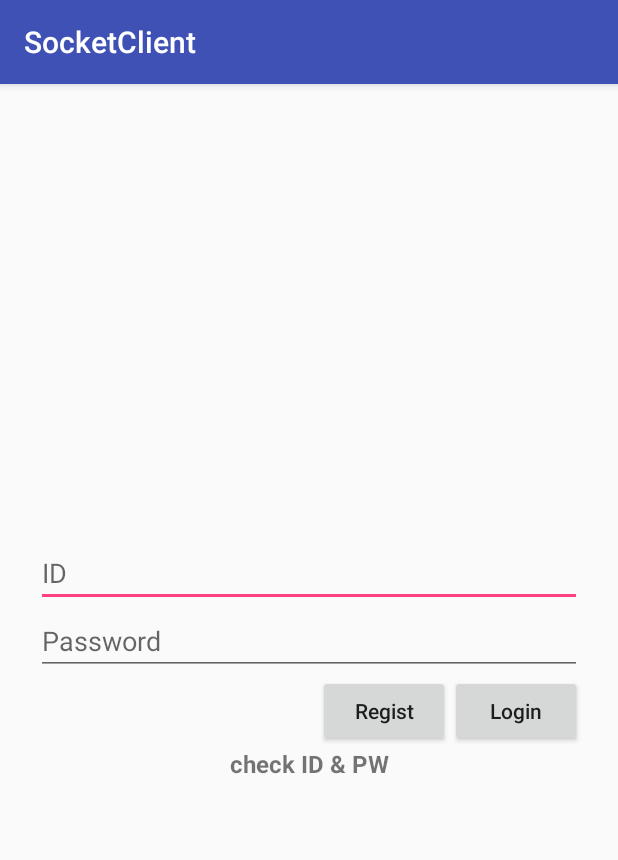
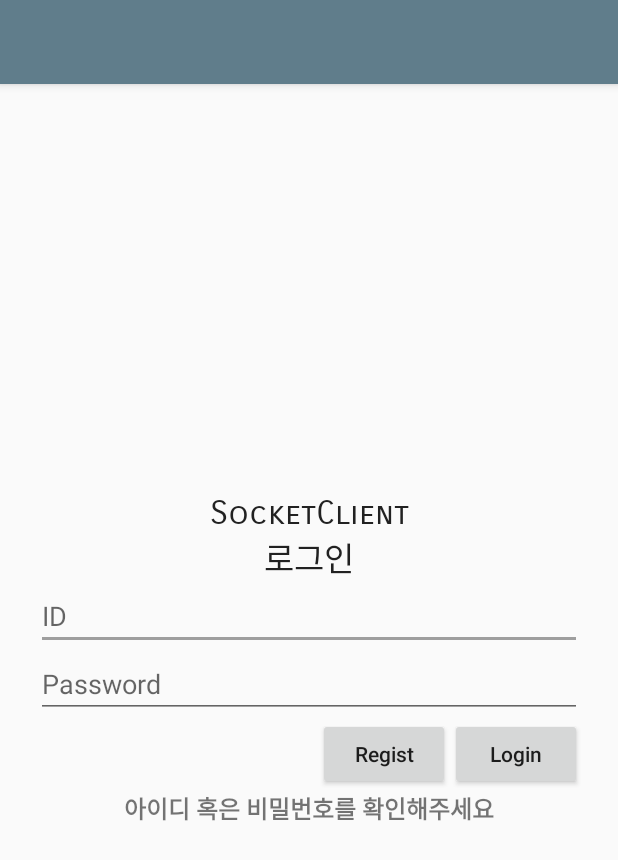
Before and after one commit to secret-lain/NodeJS_AndroidTest, an Android app: the screen it shows after launch (LoginActivity), after a tap on "Login", on a phone screen of 412 x 824 dp. Shown: the top 860 px of the screen. Run offline under Robolectric (Android 15) with nearby library versions, the phone set to English and light mode, and no system bars; our stand-ins replace ButterKnife; libraries missing offline, so code that uses them is left out: com.loopj.android, cz.msebera.android; 2 statements that could not run were skipped; 2 other taps on this screen came first.

```diff
--- a/app/src/main/AndroidManifest.xml
+++ b/app/src/main/AndroidManifest.xml
@@ -11,7 +11,8 @@
         android:roundIcon="@mipmap/ic_launcher_round"
         android:supportsRtl="true"
         android:theme="@style/AppTheme">
-        <activity android:name=".activities.login.LoginActivity">
+        <activity android:name=".activities.login.LoginActivity"
+            android:label=" ">
             <intent-filter>
                 <action android:name="android.intent.action.MAIN" />
 
--- a/app/src/main/java/com/socketclient/activities/login/LoginActivity.java
+++ b/app/src/main/java/com/socketclient/activities/login/LoginActivity.java
@@ -1,5 +1,6 @@
 package com.socketclient.activities.login;
 
+import android.annotation.SuppressLint;
 import android.content.Context;
 import android.os.Bundle;
 import android.support.v7.app.AppCompatActivity;
@@ -15,6 +16,8 @@ import butterknife.ButterKnife;
 import butterknife.OnClick;
 
 public class LoginActivity extends AppCompatActivity implements View.OnClickListener, LoginContract.View{
+    @BindView(R.id.title_edittext)
+    TextView titleEditText;
     @BindView(R.id.result_text_view)
     TextView mResultTextView;
     @BindView(R.id.id_edittext)
@@ -33,6 +36,7 @@ public class LoginActivity extends AppCompatActivity implements View.OnClickList
     boolean isLoginMode;
     LoginContract.Presenter mPresenter;
 
+    @SuppressLint("SetTextI18n")
     @Override
     protected void onCreate(Bundle savedInstanceState) {
         super.onCreate(savedInstanceState);
@@ -41,6 +45,7 @@ public class LoginActivity extends AppCompatActivity implements View.OnClickList
         mPresenter = new LoginPresenter();
         mPresenter.setView(this);
         isLoginMode = true;
+        titleEditText.setText(getString(R.string.app_name) + "\n로그인");
     }
 
     @Override
@@ -66,6 +71,7 @@ public class LoginActivity extends AppCompatActivity implements View.OnClickList
         }
     }
 
+    @SuppressLint("SetTextI18n")
     @Override
     public void toggleMode() {
         clearText();
@@ -77,7 +83,7 @@ public class LoginActivity extends AppCompatActivity implements View.OnClickList
 
             mLoginButtonContainer.setVisibility(View.GONE);
             mRegistButtonContainer.setVisibility(View.VISIBLE);
-
+            titleEditText.setText(getString(R.string.app_name) + "\n회원가입");
         } else{
             //로그인모드로 변경
             mConfirmPwEditText.setVisibility((View.GONE));
@@ -85,18 +91,19 @@ public class LoginActivity extends AppCompatActivity implements View.OnClickList
 
             mLoginButtonContainer.setVisibility(View.VISIBLE);
             mRegistButtonContainer.setVisibility(View.GONE);
+            titleEditText.setText(getString(R.string.app_name) + "\n로그인");
         }
         isLoginMode = !isLoginMode;
     }
 
     @Override
     public void showLoading() {
-
+        setResult("처리중...");
     }
 
     @Override
     public void hideLoading() {
-
+        //setResult("");
     }
 
     @Override
--- a/app/src/main/java/com/socketclient/activities/login/LoginPresenter.java
+++ b/app/src/main/java/com/socketclient/activities/login/LoginPresenter.java
@@ -1,9 +1,9 @@
 package com.socketclient.activities.login;
 
-import com.loopj.android.http.AsyncHttpClient;
 import com.loopj.android.http.JsonHttpResponseHandler;
 import com.loopj.android.http.RequestParams;
-import com.socketclient.R;
+import com.socketclient.util.ServerConnector;
+import com.socketclient.util.TokenManager;
 import com.socketclient.util.Validator;
 
 import org.json.JSONException;
@@ -16,38 +16,8 @@ import cz.msebera.android.httpclient.Header;
  */
 
 public class LoginPresenter implements LoginContract.Presenter {
-    AsyncHttpClient mHttpClient = new AsyncHttpClient();
+    ServerConnector connector = ServerConnector.getInstance();
     LoginContract.View mView;
-    /*try {
-            final Socket socket = IO.socket("http://116.47.109.213:8000/");
-            socket.on(Socket.EVENT_CONNECT, new Emitter.Listener() {
-                @Override
-                public void call(Object... args) {
-                    Log.d("Client", "Connected");
-                    socket.emit("clientMessage", "{clientMessage:\"hi Server\"");
-                    //socket.disconnect();
-                }
-            }).on(Socket.EVENT_DISCONNECT, new Emitter.Listener() {
-                @Override
-                public void call(Object... args) {
-                    Log.d("Client", "disconnected");
-                }
-            }).on("serverMessage", new Emitter.Listener(){
-                @Override
-                public void call(Object... args) {
-                    JSONObject result = (JSONObject) args[0];
-                    try {
-                        String msg = (String) result.get("message");
-                        text.setText(msg);
-                    } catch (JSONException e) {
-                        e.printStackTrace();
-                    }
-                }
-            });
-            socket.connect();
-        } catch (URISyntaxException e) {
-            e.printStackTrace();
-        }*/
 
     @Override
     public void login(String id, String password) {
@@ -57,7 +27,7 @@ public class LoginPresenter implements LoginContract.Presenter {
             RequestParams params = new RequestParams();
             params.add("id", id);
             params.add("pw", password);
-            mHttpClient.post(mView.getContext().getString(R.string.server_address, "/users/login"), params, new JsonHttpResponseHandler(){
+            connector.get("/users/login", params, new JsonHttpResponseHandler(){
                 @Override
                 public void onSuccess(int statusCode, Header[] headers, JSONObject response) {
                     mView.hideLoading();
@@ -71,9 +41,12 @@ public class LoginPresenter implements LoginContract.Presenter {
                         } else{
                             //에러가 아닌 경우,
                             if(response.getBoolean("result")){
-                                mView.setResult("Login Successed");
+                                mView.setResult("로그인 성공");
+                                TokenManager.getInstance().setToken(response.getString("token"));
+
                             } else{
-                                mView.setResult("Login Failed\nPlease Check ID,PW");
+                                //접속은 시도했으나 실패
+                                mView.setResult("로그인 실패\n아이디 혹은 비밀번호를 확인해주세요");
                             }
                         }
                     } catch (JSONException e) {
@@ -86,27 +59,22 @@ public class LoginPresenter implements LoginContract.Presenter {
                 public void onFailure(int statusCode, Header[] headers, String responseString, Throwable throwable) {
                     mView.hideLoading();
                     if(statusCode == 404){
-                        mView.setResult("Not FOUND");
+                        mView.setResult("서버 정보를 가져올 수 없습니다");
                     }
                     super.onFailure(statusCode, headers, responseString, throwable);
                 }
-
-                @Override
-                public void onFailure(int statusCode, Header[] headers, Throwable throwable, JSONObject errorResponse) {
-                    mView.hideLoading();
-                    super.onFailure(statusCode, headers, throwable, errorResponse);
-                }
             });
         } else{
-            mView.setResult("check ID & PW");
+            //입력값의 문제로 실패
+            mView.setResult("아이디 혹은 비밀번호를 확인해주세요");
             mView.hideLoading();
         }
     }
 
     @Override
     public void registration(String id, String password, String confirmPassword, String email) {
-        if(!confirmPassword.equals(password)) mView.setResult("check Confirm");
-        else if(Validator.isValidEmail(email) != Validator.VALID) mView.setResult("check Email");
+        if(!confirmPassword.equals(password)) mView.setResult("비밀번호를 다시 한번 정확히 입력해주세요");
+        else if(Validator.isValidEmail(email) != Validator.VALID) mView.setResult("이메일 주소를 확인해주세요");
         else{
             if(Validator.isValidID(id) == Validator.VALID
                     && Validator.isNotEmpty(password)){
@@ -115,7 +83,7 @@ public class LoginPresenter implements LoginContract.Presenter {
                 params.add("pw", password);
                 params.add("email", email);
                 mView.showLoading();
-                mHttpClient.put(mView.getContext().getString(R.string.server_address, "/users/regist"), params, new JsonHttpResponseHandler(){
+                connector.post("/users", params, new JsonHttpResponseHandler(){
                     @Override
                     public void onSuccess(int statusCode, Header[] headers, JSONObject response) {
                         mView.hideLoading();
@@ -129,9 +97,11 @@ public class LoginPresenter implements LoginContract.Presenter {
                             } else{
                                 //에러가 아닌 경우,
                                 if(response.getBoolean("result")){
-                                    mView.setResult("Regist Successed");
+                                    mView.toggleMode();
+                                    mView.setResult("회원가입에 성공했습니다");
                                 } else{
-                                    mView.setResult("Regist Failed");
+                                    //정상 송수신이나 아이디가 이미 있는경우처럼 충돌이 발생한 경우
+                                    mView.setResult("회원가입에 실패했습니다\n이미 있는 아이디입니다.");
                                 }
                             }
                         } catch (JSONException e) {
@@ -139,14 +109,18 @@ public class LoginPresenter implements LoginContract.Presenter {
                         }
                     }
 
+                    //Status Exception
                     @Override
-                    public void onFailure(int statusCode, Header[] headers, Throwable throwable, JSONObject errorResponse) {
+                    public void onFailure(int statusCode, Header[] headers, String responseString, Throwable throwable) {
                         mView.hideLoading();
-                        super.onFailure(statusCode, headers, throwable, errorResponse);
+                        if(statusCode == 404){
+                            mView.setResult("서버 정보를 가져올 수 없습니다");
+                        }
+                        super.onFailure(statusCode, headers, responseString, throwable);
                     }
                 });
             } else{
-                mView.setResult("check ID & PW");
+                mView.setResult("아이디 혹은 비밀번호를 확인해주세요");
             }
         }
     }
--- a/app/src/main/java/com/socketclient/util/ServerConnector.java
+++ b/app/src/main/java/com/socketclient/util/ServerConnector.java
@@ -1,22 +1,114 @@
 package com.socketclient.util;
 
 import com.loopj.android.http.AsyncHttpClient;
+import com.loopj.android.http.AsyncHttpResponseHandler;
+import com.loopj.android.http.RequestParams;
+import com.loopj.android.http.ResponseHandlerInterface;
 import com.loopj.android.http.SyncHttpClient;
 
 /**
  * Created by admin on 2017-05-11.
  */
 
-public class ServerConnector {
-    //private static void
+/**
+ * RESTful API
+ * HTTP method
+ * POST : Create
+ * GET : Read
+ * PUT : Update
+ * DELTE : Delete
+ */
+public class ServerConnector{
+    private static ServerConnector instance;
+    public static final String serverAddress = "http://116.47.109.213:8000";
 
-    SyncHttpClient mSyncHttpClient;
-    AsyncHttpClient mAsyncHttpClient;
-
-    public ServerConnector(int port){
-        mSyncHttpClient = new SyncHttpClient(port);
-        mAsyncHttpClient = new AsyncHttpClient(port);
+    public static ServerConnector getInstance(){
+        if(instance == null){
+            synchronized (ServerConnector.class){
+                if(instance == null) instance = new ServerConnector();
+            }
+        }
+        return instance;
     }
 
 
+    private SyncHttpClient mSyncHttpClient;
+    private AsyncHttpClient mAsyncHttpClient;
+    private ServerConnector(){
+        mSyncHttpClient = new SyncHttpClient();
+        mAsyncHttpClient = new AsyncHttpClient();
+    }
+
+    public void post(String path, RequestParams params, ResponseHandlerInterface responseHandler, boolean isAsync) {
+        if(isAsync)
+            mAsyncHttpClient.post(serverAddress + path, params, responseHandler);
+        else
+            mSyncHttpClient.post(serverAddress + path, params, responseHandler);
+    }
+
+    public void get(String path, RequestParams params, ResponseHandlerInterface responseHandler, boolean isAsync) {
+        if(isAsync)
+            mAsyncHttpClient.get(serverAddress + path, params, responseHandler);
+        else
+            mSyncHttpClient.get(serverAddress + path, params, responseHandler);
+    }
+
+    public void put(String path, RequestParams params, ResponseHandlerInterface responseHandler, boolean isAsync) {
+        if(isAsync)
+            mAsyncHttpClient.put(serverAddress + path, params, responseHandler);
+        else
+            mSyncHttpClient.put(serverAddress + path, params, responseHandler);
+    }
+
+    public void delete(String path, RequestParams params, ResponseHandlerInterface responseHandler, boolean isAsync) {
+        if(isAsync)
+            mAsyncHttpClient.delete(serverAddress + path, params, (AsyncHttpResponseHandler) responseHandler);
+        else
+            mSyncHttpClient.delete(serverAddress + path, params, (AsyncHttpResponseHandler) responseHandler);
+    }
+
+    //send Async Implicit
+    public void post(String path, RequestParams params, ResponseHandlerInterface responseHandler) {
+        post(path, params, responseHandler, true);
+    }
+    public void get(String path, RequestParams params, ResponseHandlerInterface responseHandler) {
+        get(path, params, responseHandler, true);
+    }
+    public void put(String path, RequestParams params, ResponseHandlerInterface responseHandler) {
+        put(path, params, responseHandler, true);
+    }
+    public void delete(String path, RequestParams params, ResponseHandlerInterface responseHandler) {
+        delete(path, params, responseHandler, true);
+    }
+
+    /*try {
+            final Socket socket = IO.socket("http://116.47.109.213:8000/");
+            socket.on(Socket.EVENT_CONNECT, new Emitter.Listener() {
+                @Override
+                public void call(Object... args) {
+                    Log.d("Client", "Connected");
+                    socket.emit("clientMessage", "{clientMessage:\"hi Server\"");
+                    //socket.disconnect();
+                }
+            }).on(Socket.EVENT_DISCONNECT, new Emitter.Listener() {
+                @Override
+                public void call(Object... args) {
+                    Log.d("Client", "disconnected");
+                }
+            }).on("serverMessage", new Emitter.Listener(){
+                @Override
+                public void call(Object... args) {
+                    JSONObject result = (JSONObject) args[0];
+                    try {
+                        String msg = (String) result.get("message");
+                        text.setText(msg);
+                    } catch (JSONException e) {
+                        e.printStackTrace();
+                    }
+                }
+            });
+            socket.connect();
+        } catch (URISyntaxException e) {
+            e.printStackTrace();
+        }*/
 }
--- a/app/src/main/res/layout/activity_main.xml
+++ b/app/src/main/res/layout/activity_main.xml
@@ -16,6 +16,14 @@
         android:layout_centerVertical="true"
         android:layout_alignParentLeft="true"
         android:layout_alignParentStart="true">
+
+        <TextView
+            android:id="@+id/title_edittext"
+            android:layout_width="match_parent"
+            android:layout_height="wrap_content"
+            android:fontFamily="sans-serif-smallcaps"
+            android:textAlignment="center"
+            android:textAppearance="@android:style/TextAppearance.Material.Large" />
 
         <EditText
             android:id="@+id/id_edittext"
--- a/app/src/main/res/values/colors.xml
+++ b/app/src/main/res/values/colors.xml
@@ -1,6 +1,10 @@
 <?xml version="1.0" encoding="utf-8"?>
 <resources>
-    <color name="colorPrimary">#3F51B5</color>
-    <color name="colorPrimaryDark">#303F9F</color>
-    <color name="colorAccent">#FF4081</color>
+    <color name="colorPrimary">#607D8B</color>
+    <color name="colorPrimaryDark">#455A64</color>
+    <color name="colorPrimaryLight">#CFD8DC</color>
+    <color name="colorAccent">#9E9E9E</color>
+    <color name="colorDivider">#BDBDBD</color>
+    <color name="textPrimary">#212121</color>
+    <color name="textSecondary">#757575</color>
 </resources>
--- a/build.gradle
+++ b/build.gradle
@@ -5,7 +5,7 @@ buildscript {
         jcenter()
     }
     dependencies {
-        classpath 'com.android.tools.build:gradle:2.3.1'
+        classpath 'com.android.tools.build:gradle:2.3.2'
 
         // NOTE: Do not place your application dependencies here; they belong
         // in the individual module build.gradle files
```
Also changed, not shown: app/src/main/java/com/socketclient/activities/main/MainContract.java (added, +18 -0 lines), app/src/main/java/com/socketclient/util/TokenManager.java (added, +28 -0 lines), 3 other files.
